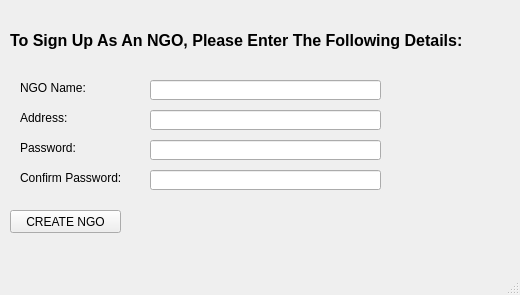
msaadg/NGOConnect, file NGOSignUp.ui: the form before one commit.
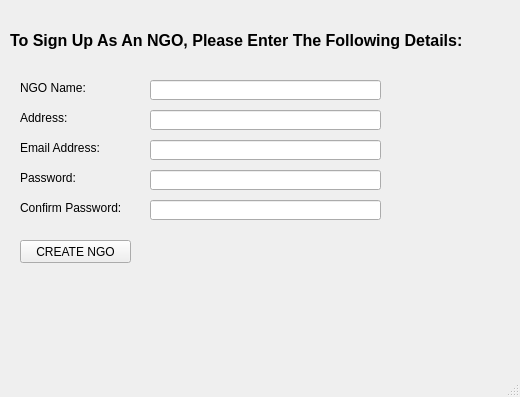
The form after the commit.

Patch:
```diff
--- a/NGOSignUp.ui
+++ b/NGOSignUp.ui
@@ -7,7 +7,7 @@
     <x>0</x>
     <y>0</y>
     <width>520</width>
-    <height>295</height>
+    <height>397</height>
    </rect>
   </property>
   <property name="windowTitle">
@@ -37,8 +37,8 @@
    <widget class="QPushButton" name="CreateNGOButton">
     <property name="geometry">
      <rect>
-      <x>10</x>
-      <y>210</y>
+      <x>20</x>
+      <y>240</y>
       <width>111</width>
       <height>23</height>
      </rect>
@@ -107,7 +107,7 @@
     <property name="geometry">
      <rect>
       <x>20</x>
-      <y>140</y>
+      <y>170</y>
       <width>91</width>
       <height>16</height>
      </rect>
@@ -130,7 +130,7 @@
     <property name="geometry">
      <rect>
       <x>20</x>
-      <y>170</y>
+      <y>200</y>
       <width>121</width>
       <height>16</height>
      </rect>
@@ -139,6 +139,29 @@
      <string>Confirm Password:</string>
     </property>
    </widget>
+   <widget class="QLabel" name="label_3">
+    <property name="geometry">
+     <rect>
+      <x>20</x>
+      <y>140</y>
+      <width>81</width>
+      <height>16</height>
+     </rect>
+    </property>
+    <property name="text">
+     <string>Email Address: </string>
+    </property>
+   </widget>
+   <widget class="QLineEdit" name="ngoSignUpConfirmPass_2">
+    <property name="geometry">
+     <rect>
+      <x>150</x>
+      <y>200</y>
+      <width>231</width>
+      <height>20</height>
+     </rect>
+    </property>
+   </widget>
   </widget>
   <widget class="QMenuBar" name="menubar">
    <property name="geometry">
```
Left out of the diff: 2 changed lines with no effect on the pictures.
